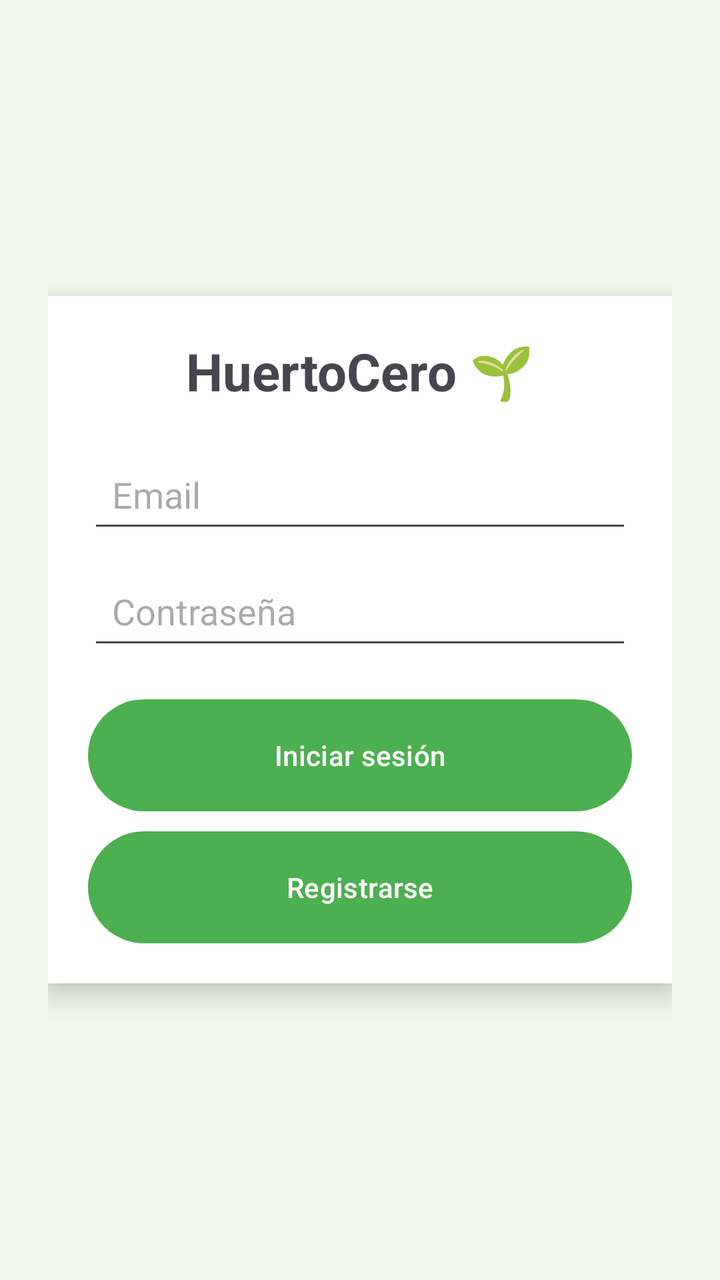
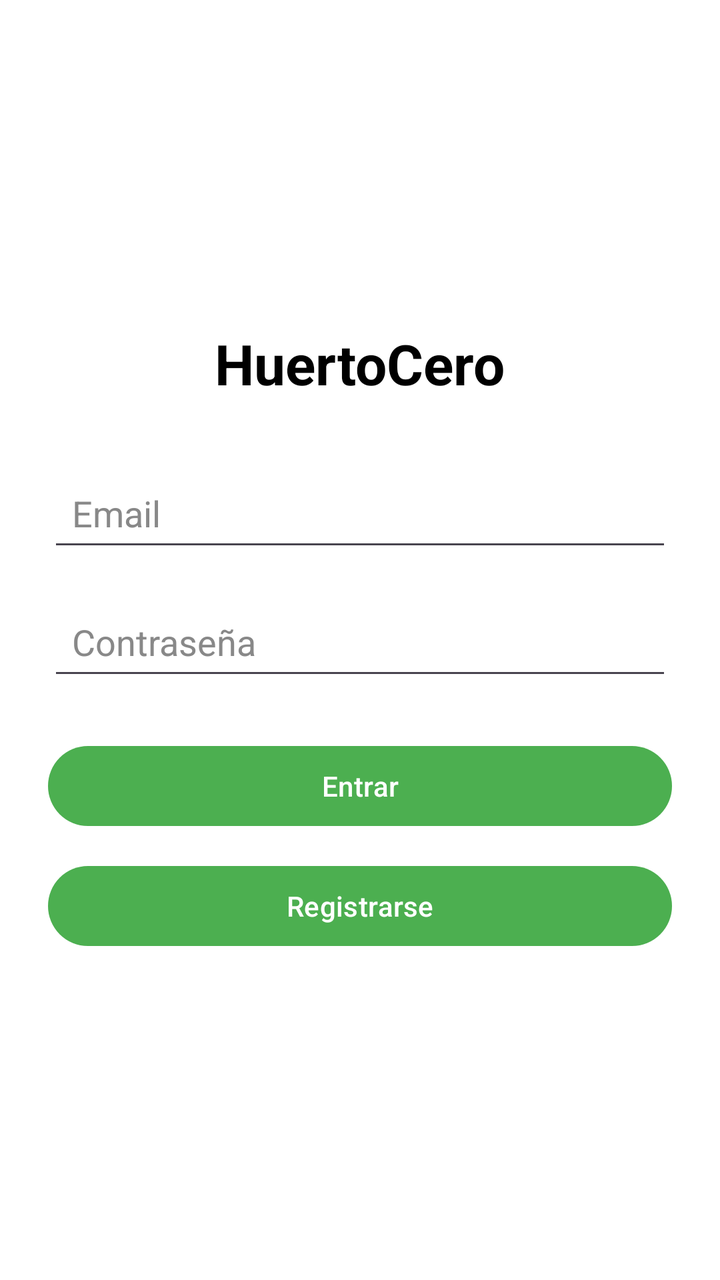

Screens rendered from an Android XML layout before and after an edit, with the pre-edit source and the edit as a unified diff.
<!-- AndroidManifest.xml: application theme Theme.HuertoCero -->
<!-- res/layout/activity_login.xml -->
<?xml version="1.0" encoding="utf-8"?>
<FrameLayout
    xmlns:android="http://schemas.android.com/apk/res/android"
    android:layout_width="match_parent"
    android:layout_height="match_parent"
    android:background="@color/background">

    
    <LinearLayout
        android:orientation="vertical"
        android:layout_width="match_parent"
        android:layout_height="match_parent"
        android:gravity="center"
        android:padding="24dp">

        
        <LinearLayout
            android:orientation="vertical"
            android:layout_width="match_parent"
            android:layout_height="wrap_content"
            android:background="@android:color/white"
            android:padding="20dp"
            android:elevation="8dp">

            
            <TextView
                android:layout_width="wrap_content"
                android:layout_height="wrap_content"
                android:text="HuertoCero 🌱"
                android:textSize="26sp"
                android:textStyle="bold"
                android:layout_gravity="center"
                android:layout_marginBottom="20dp"/>

            
            <EditText
                android:id="@+id/etEmail"
                android:layout_width="match_parent"
                android:layout_height="wrap_content"
                android:hint="Email"
                android:padding="12dp"/>

            
            <EditText
                android:id="@+id/etPassword"
                android:layout_width="match_parent"
                android:layout_height="wrap_content"
                android:hint="Contraseña"
                android:inputType="textPassword"
                android:padding="12dp"
                android:layout_marginTop="10dp"/>

            
            <Button
                android:id="@+id/btnLogin"
                android:layout_width="match_parent"
                android:layout_height="wrap_content"
                android:text="Iniciar sesión"
                android:layout_marginTop="20dp"
                android:background="@drawable/button_style"
                android:textColor="@android:color/white"/>

            
            <Button
                android:id="@+id/btnRegister"
                android:layout_width="match_parent"
                android:layout_height="wrap_content"
                android:text="Registrarse"
                android:layout_marginTop="10dp"
                android:background="@drawable/button_style"
                android:textColor="@android:color/white"/>

        </LinearLayout>

    </LinearLayout>

</FrameLayout>
<!-- resources referenced by this layout -->
<resources>
  <color name="background">#F1F8E9</color>
  <!-- drawable button_style (drawable) -->
  <shape xmlns:android="http://schemas.android.com/apk/res/android">
      <solid android:color="@color/green_primary"/>
      <corners android:radius="50dp"/>
      <size android:width="56dp" android:height="56dp"/>
  </shape>
  <style name="Theme.HuertoCero" parent="Theme.Material3.DayNight.NoActionBar">
  
          <item name="colorPrimary">#4CAF50</item>
          <item name="colorOnPrimary">#FFFFFF</item>
  
          <item name="android:statusBarColor">?attr/colorPrimary</item>
  
      </style>
  <color name="green_primary">#4CAF50</color>
</resources>

<!-- the commit's change to res/layout/activity_login.xml (unified diff, before → after) -->
@@ -1,77 +1,53 @@
 <?xml version="1.0" encoding="utf-8"?>
-<FrameLayout
-    xmlns:android="http://schemas.android.com/apk/res/android"
+<LinearLayout xmlns:android="http://schemas.android.com/apk/res/android"
+    android:orientation="vertical"
+    android:padding="24dp"
+    android:gravity="center"
+    android:background="@android:color/white"
     android:layout_width="match_parent"
-    android:layout_height="match_parent"
-    android:background="@color/background">
+    android:layout_height="match_parent">
 
-    
-    <LinearLayout
-        android:orientation="vertical"
+    <TextView
+        android:text="HuertoCero"
+        android:textSize="28sp"
+        android:textStyle="bold"
+        android:textColor="#000000"
+        android:layout_marginBottom="32dp"
+        android:layout_width="wrap_content"
+        android:layout_height="wrap_content"/>
+
+    <EditText
+        android:id="@+id/etEmail"
+        android:hint="Email"
+        android:textColor="#000000"
+        android:textColorHint="#888888"
+        android:padding="12dp"
         android:layout_width="match_parent"
-        android:layout_height="match_parent"
-        android:gravity="center"
-        android:padding="24dp">
+        android:layout_height="wrap_content"/>
 
-        
-        <LinearLayout
-            android:orientation="vertical"
-            android:layout_width="match_parent"
-            android:layout_height="wrap_content"
-            android:background="@android:color/white"
-            android:padding="20dp"
-            android:elevation="8dp">
+    <EditText
+        android:id="@+id/etPassword"
+        android:hint="Contraseña"
+        android:textColor="#000000"
+        android:textColorHint="#888888"
+        android:padding="12dp"
+        android:layout_marginTop="16dp"
+        android:inputType="textPassword"
+        android:layout_width="match_parent"
+        android:layout_height="wrap_content"/>
 
-            
-            <TextView
-                android:layout_width="wrap_content"
-                android:layout_height="wrap_content"
-                android:text="HuertoCero 🌱"
-                android:textSize="26sp"
-                android:textStyle="bold"
-                android:layout_gravity="center"
-                android:layout_marginBottom="20dp"/>
+    <Button
+        android:id="@+id/btnLogin"
+        android:text="Entrar"
+        android:layout_marginTop="24dp"
+        android:layout_width="match_parent"
+        android:layout_height="wrap_content"/>
 
-            
-            <EditText
-                android:id="@+id/etEmail"
-                android:layout_width="match_parent"
-                android:layout_height="wrap_content"
-                android:hint="Email"
-                android:padding="12dp"/>
+    <Button
+        android:id="@+id/btnRegister"
+        android:text="Registrarse"
+        android:layout_marginTop="12dp"
+        android:layout_width="match_parent"
+        android:layout_height="wrap_content"/>
 
-            
-            <EditText
-                android:id="@+id/etPassword"
-                android:layout_width="match_parent"
-                android:layout_height="wrap_content"
-                android:hint="Contraseña"
-                android:inputType="textPassword"
-                android:padding="12dp"
-                android:layout_marginTop="10dp"/>
-
-            
-            <Button
-                android:id="@+id/btnLogin"
-                android:layout_width="match_parent"
-                android:layout_height="wrap_content"
-                android:text="Iniciar sesión"
-                android:layout_marginTop="20dp"
-                android:background="@drawable/button_style"
-                android:textColor="@android:color/white"/>
-
-            
-            <Button
-                android:id="@+id/btnRegister"
-                android:layout_width="match_parent"
-                android:layout_height="wrap_content"
-                android:text="Registrarse"
-                android:layout_marginTop="10dp"
-                android:background="@drawable/button_style"
-                android:textColor="@android:color/white"/>
-
-        </LinearLayout>
-
-    </LinearLayout>
-
-</FrameLayout>
+</LinearLayout>
<!-- resource entries referenced after the edit -->
@@ -1,20 +1,19 @@
 <!-- resources referenced by this layout -->
 <resources>
-  <color name="background">#F1F8E9</color>
-  <!-- drawable button_style (drawable) -->
-  <shape xmlns:android="http://schemas.android.com/apk/res/android">
-      <solid android:color="@color/green_primary"/>
-      <corners android:radius="50dp"/>
-      <size android:width="56dp" android:height="56dp"/>
-  </shape>
   <style name="Theme.HuertoCero" parent="Theme.Material3.DayNight.NoActionBar">
   
+          
           <item name="colorPrimary">#4CAF50</item>
           <item name="colorOnPrimary">#FFFFFF</item>
   
+          <item name="colorSecondary">#8BC34A</item>
+          <item name="colorOnSecondary">#FFFFFF</item>
+  
           <item name="android:statusBarColor">?attr/colorPrimary</item>
   
+          
+  
+  
       </style>
-  <color name="green_primary">#4CAF50</color>
 </resources>
 
